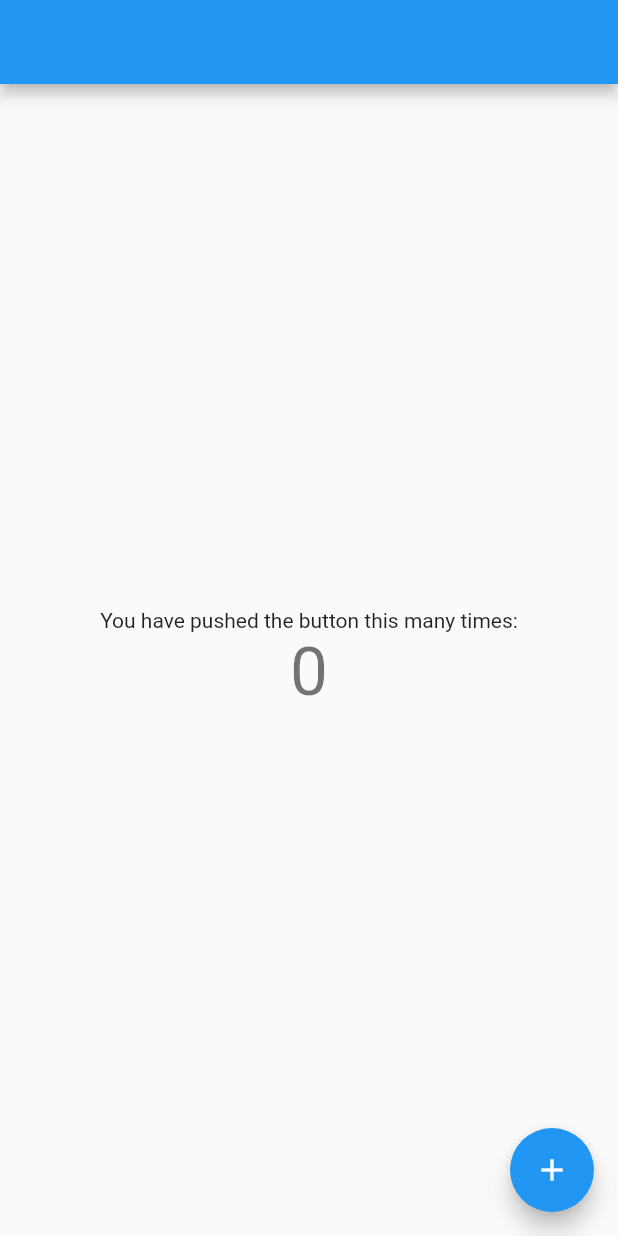
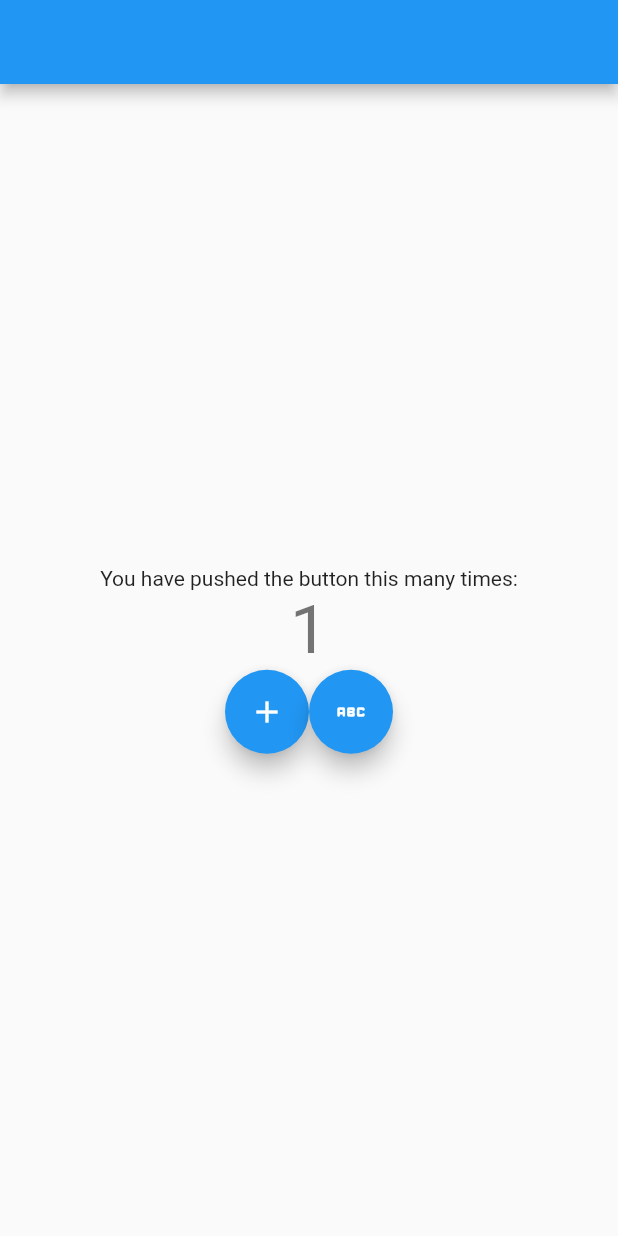
Before and after one commit to kingof7/flutter_coding_chef, a Flutter app: the screen it shows after launch, after a tap on the "add" icon, on a phone screen of 412 x 824 dp. Run offline on Flutter 3.47's test engine with Material 2 defaults, Android fonts, the phone set to English and light mode, and no system bars.

```diff
--- a/app/lib/main.dart
+++ b/app/lib/main.dart
@@ -1,12 +1,14 @@
 import 'package:flutter/material.dart';
 
-void main() => runApp(MyApp());
+void main() => runApp(const MyApp());
 
 // State가 변하는 조건 2가지
 // Child 위젯의 생성자를 통해서 데이터가 전달 될 때
 // Internal state가 바뀔 때
 // 2강 - 1분37초, 6분 47초
 class MyApp extends StatefulWidget {
+  const MyApp({super.key});
+
   @override
   State<MyApp> createState() => _MyAppState();
 }
@@ -31,15 +33,29 @@ class _MyAppState extends State<MyApp> {
                 '$counter',
                 style: Theme.of(context).textTheme.displaySmall,
               ),
+              Row(
+                mainAxisAlignment: MainAxisAlignment.center,
+                children: [
+                  FloatingActionButton(
+                    child: const Icon(Icons.add),
+                    onPressed: () {
+                      setState(() {
+                        counter++;
+                      });
+                    },
+                  ),
+                  FloatingActionButton(
+                    child: const Icon(Icons.abc_rounded),
+                    onPressed: () {
+                      setState(() {
+                        counter--;
+                      });
+                    },
+                  ),
+                ],
+              )
             ],
           ),
-        ),
-        floatingActionButton: FloatingActionButton(
-          child: const Icon(Icons.add),
-          onPressed: () {
-            counter++;
-            print("$counter");
-          },
         ),
       ),
     );
```
